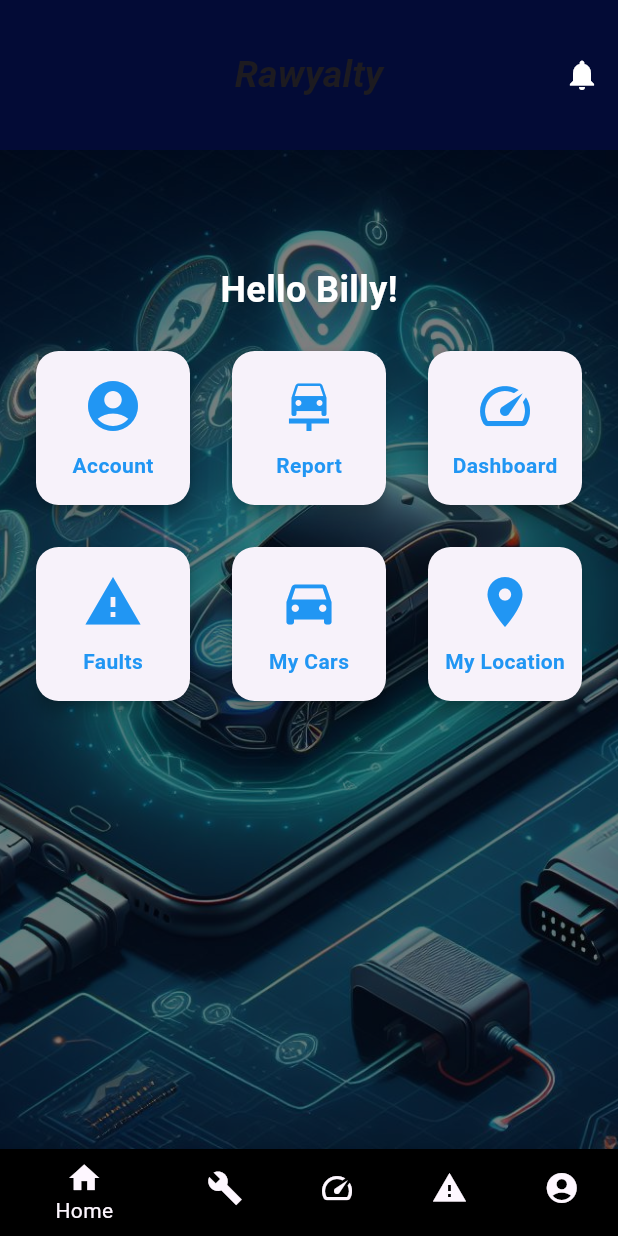
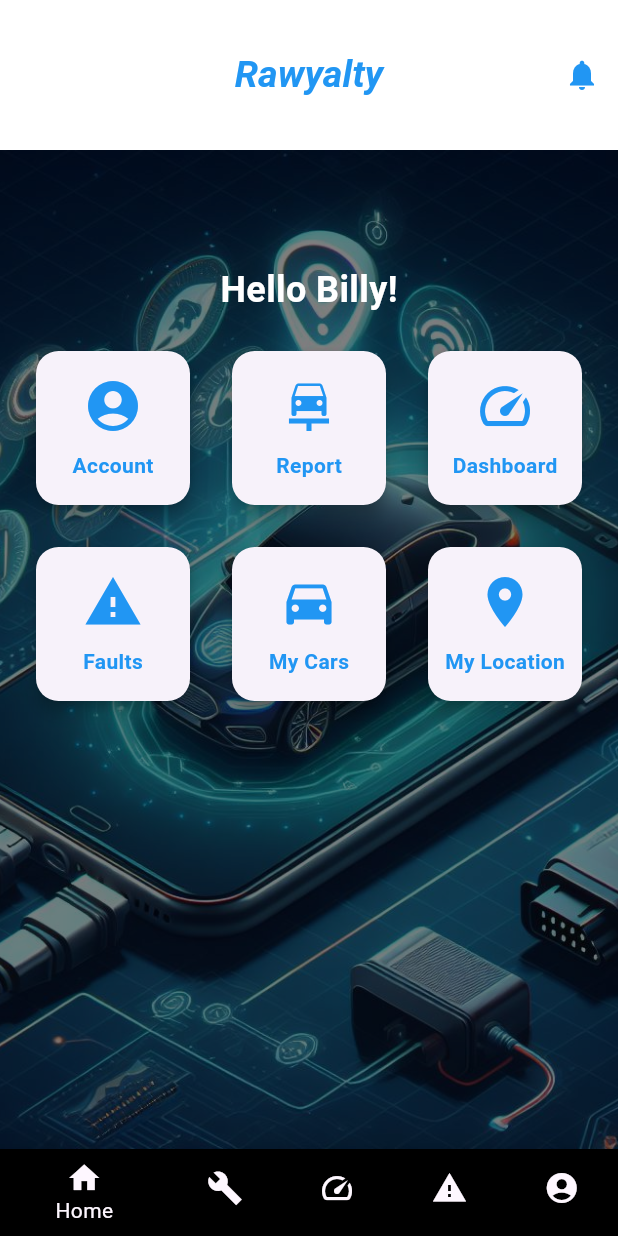
Before and after one commit to Billy272/Learn_Dart, a Flutter app: the screen it shows after launch, on a phone screen of 412 x 824 dp. Run offline on Flutter 3.47's test engine with Material 3 defaults, Android fonts, the phone set to English and light mode, and no system bars; our stand-ins replace flutter_svg.

Commit message:
Update HomeScreen UI colors

```diff
--- a/dah_app/lib/main.dart
+++ b/dah_app/lib/main.dart
@@ -107,14 +107,15 @@ class HomeScreen extends StatelessWidget {
             fontWeight: FontWeight.bold,
             fontStyle: FontStyle.italic,
             fontSize: 25,
+            color: Colors.blue,
           ),
         ),
         centerTitle: true,
-        backgroundColor: const Color.fromARGB(255, 3, 11, 54),
+        backgroundColor: const Color.fromARGB(255, 255, 255, 255),
         toolbarHeight: 100,
         actions: <Widget>[
           IconButton(
-            color: Colors.white,
+            color: Colors.blue,
             icon: const Icon(Icons.notifications),
             onPressed: () {
               // Handle notification button press
```
